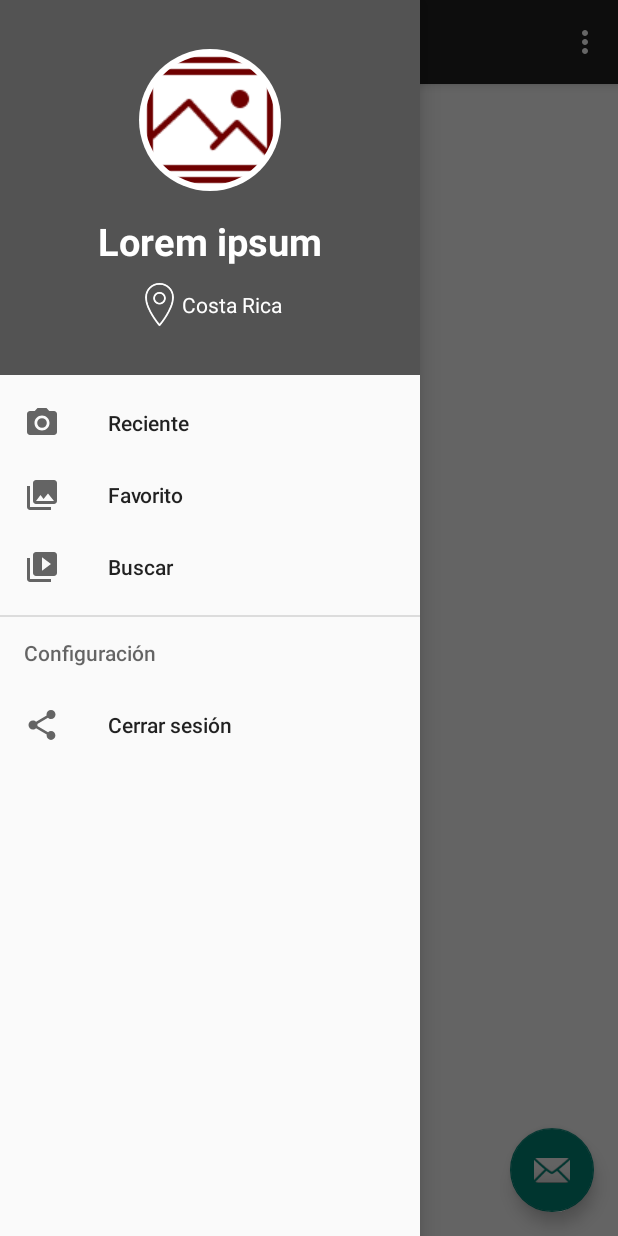
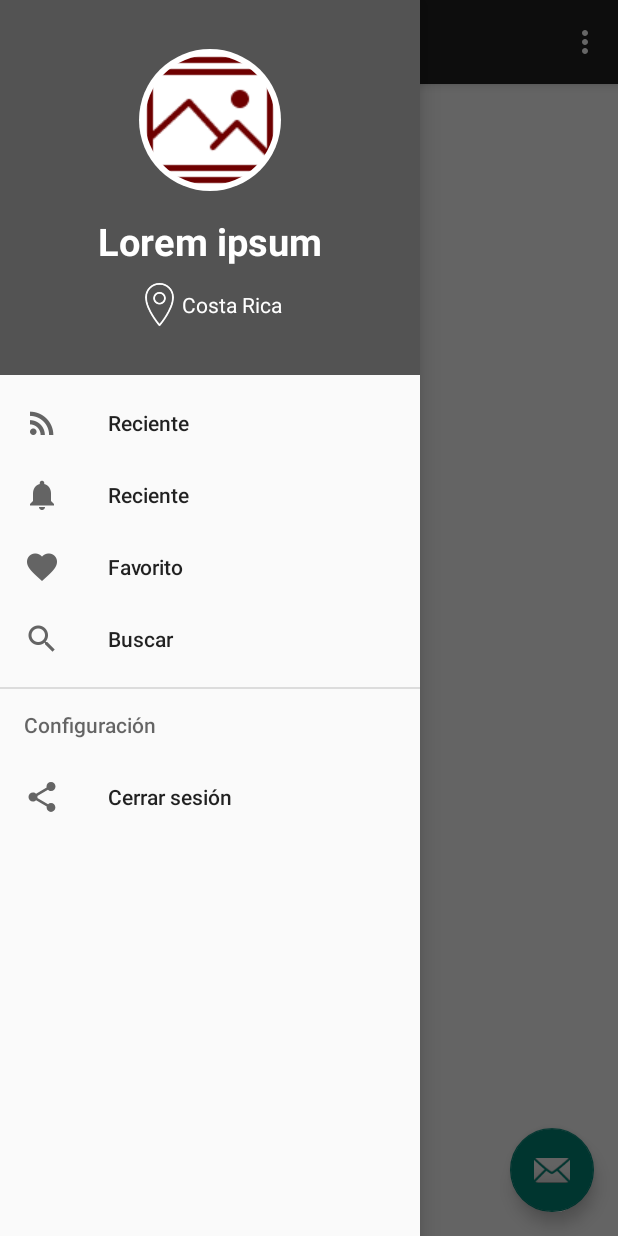
Before and after one commit to UNED-Investiga/Project-Network, an Android app: the HomeActivity screen opened directly, with no data from a screen before it, with the side drawer open, on a phone screen of 412 x 824 dp. Run offline under Robolectric (Android 15) with nearby library versions, the phone set to English and light mode, and no system bars; libraries missing offline, so code that uses them is left out: com.microsoft.windowsazure; pictures from the network do not load; 3 statements that could not run were skipped.

Commit message:
Se agregan nuevos iconos para las opciones del menú

```diff
--- a/app/src/main/java/com/nansoft/projectnetworkapp/activity/HomeActivity.java
+++ b/app/src/main/java/com/nansoft/projectnetworkapp/activity/HomeActivity.java
@@ -257,15 +257,7 @@ public class HomeActivity extends AppCompatActivity
         // Handle navigation view item clicks here.
         int id = item.getItemId();
 
-        if (id == R.id.nav_camera) {
-            // Handle the camera action
-        } else if (id == R.id.nav_gallery) {
 
-        } else if (id == R.id.nav_slideshow) {
-
-        } else if (id == R.id.nav_share) {
-
-        }
 
         DrawerLayout drawer = (DrawerLayout) findViewById(R.id.drawer_layout);
         drawer.closeDrawer(GravityCompat.START);
--- a/app/src/main/res/menu/activity_home_drawer.xml
+++ b/app/src/main/res/menu/activity_home_drawer.xml
@@ -3,16 +3,22 @@
 
     <group android:checkableBehavior="single">
         <item
-            android:id="@+id/nav_camera"
-            android:icon="@drawable/ic_menu_camera"
+            android:id="@+id/nav_recent"
+            android:icon="@drawable/ic_rss_feed"
             android:title="Reciente" />
+
         <item
-            android:id="@+id/nav_gallery"
-            android:icon="@drawable/ic_menu_gallery"
+            android:id="@+id/nav_notifications"
+            android:icon="@drawable/ic_notifications"
+            android:title="Reciente" />
+
+        <item
+            android:id="@+id/nav_favorite"
+            android:icon="@drawable/ic_favorite"
             android:title="Favorito" />
         <item
-            android:id="@+id/nav_slideshow"
-            android:icon="@drawable/ic_menu_slideshow"
+            android:id="@+id/nav_search"
+            android:icon="@drawable/ic_search"
             android:title="Buscar" />
 
     </group>
```
Also changed, not shown: app/src/main/res/drawable-hdpi/ic_favorite.png (added), app/src/main/res/drawable-hdpi/ic_notifications.png (added), app/src/main/res/drawable-hdpi/ic_rss_feed.png (added), app/src/main/res/drawable-hdpi/ic_search.png (added), app/src/main/res/drawable-mdpi/ic_favorite.png (added), app/src/main/res/drawable-mdpi/ic_notifications.png (added), app/src/main/res/drawable-mdpi/ic_rss_feed.png (added), app/src/main/res/drawable-mdpi/ic_search.png (added), app/src/main/res/drawable-xhdpi/ic_favorite.png (added), app/src/main/res/drawable-xhdpi/ic_notifications.png (added), app/src/main/res/drawable-xhdpi/ic_rss_feed.png (added), app/src/main/res/drawable-xhdpi/ic_search.png (added), app/src/main/res/drawable-xxhdpi/ic_favorite.png (added), app/src/main/res/drawable-xxhdpi/ic_notifications.png (added), 2 more files.
